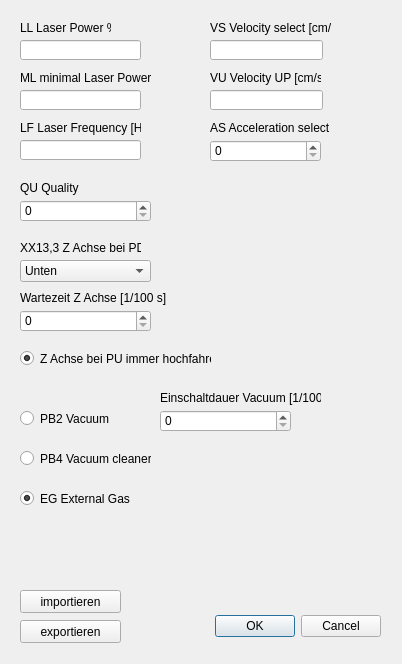
The window that QT_Schnittparameter.ui (hidbefra/PlotterWizard) describes before a commit, drawn with Qt 5.
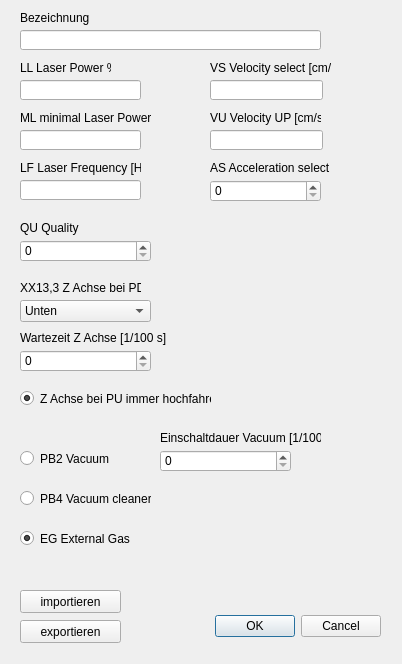
The same window after the commit.

The edit to the form file:
```diff
--- a/QT_Schnittparameter.ui
+++ b/QT_Schnittparameter.ui
@@ -33,7 +33,7 @@
    <property name="geometry">
     <rect>
      <x>20</x>
-     <y>20</y>
+     <y>60</y>
      <width>91</width>
      <height>16</height>
     </rect>
@@ -46,7 +46,7 @@
    <property name="geometry">
     <rect>
      <x>20</x>
-     <y>70</y>
+     <y>110</y>
      <width>131</width>
      <height>16</height>
     </rect>
@@ -59,7 +59,7 @@
    <property name="geometry">
     <rect>
      <x>20</x>
-     <y>40</y>
+     <y>80</y>
      <width>121</width>
      <height>20</height>
     </rect>
@@ -69,7 +69,7 @@
    <property name="geometry">
     <rect>
      <x>20</x>
-     <y>90</y>
+     <y>130</y>
      <width>121</width>
      <height>20</height>
     </rect>
@@ -79,7 +79,7 @@
    <property name="geometry">
     <rect>
      <x>20</x>
-     <y>120</y>
+     <y>160</y>
      <width>121</width>
      <height>16</height>
     </rect>
@@ -92,7 +92,7 @@
    <property name="geometry">
     <rect>
      <x>20</x>
-     <y>140</y>
+     <y>180</y>
      <width>121</width>
      <height>20</height>
     </rect>
@@ -102,7 +102,7 @@
    <property name="geometry">
     <rect>
      <x>210</x>
-     <y>20</y>
+     <y>60</y>
      <width>121</width>
      <height>16</height>
     </rect>
@@ -115,7 +115,7 @@
    <property name="geometry">
     <rect>
      <x>210</x>
-     <y>40</y>
+     <y>80</y>
      <width>113</width>
      <height>20</height>
     </rect>
@@ -125,7 +125,7 @@
    <property name="geometry">
     <rect>
      <x>210</x>
-     <y>70</y>
+     <y>110</y>
      <width>111</width>
      <height>16</height>
     </rect>
@@ -138,7 +138,7 @@
    <property name="geometry">
     <rect>
      <x>210</x>
-     <y>90</y>
+     <y>130</y>
      <width>113</width>
      <height>20</height>
     </rect>
@@ -148,7 +148,7 @@
    <property name="geometry">
     <rect>
      <x>210</x>
-     <y>120</y>
+     <y>160</y>
      <width>161</width>
      <height>16</height>
     </rect>
@@ -161,7 +161,7 @@
    <property name="geometry">
     <rect>
      <x>20</x>
-     <y>180</y>
+     <y>220</y>
      <width>61</width>
      <height>16</height>
     </rect>
@@ -174,7 +174,7 @@
    <property name="geometry">
     <rect>
      <x>210</x>
-     <y>140</y>
+     <y>180</y>
      <width>111</width>
      <height>22</height>
     </rect>
@@ -184,7 +184,7 @@
    <property name="geometry">
     <rect>
      <x>20</x>
-     <y>200</y>
+     <y>240</y>
      <width>131</width>
      <height>22</height>
     </rect>
@@ -194,7 +194,7 @@
    <property name="geometry">
     <rect>
      <x>20</x>
-     <y>410</y>
+     <y>450</y>
      <width>111</width>
      <height>17</height>
     </rect>
@@ -210,7 +210,7 @@
    <property name="geometry">
     <rect>
      <x>20</x>
-     <y>450</y>
+     <y>490</y>
      <width>131</width>
      <height>17</height>
     </rect>
@@ -229,7 +229,7 @@
    <property name="geometry">
     <rect>
      <x>20</x>
-     <y>260</y>
+     <y>300</y>
      <width>131</width>
      <height>22</height>
     </rect>
@@ -249,7 +249,7 @@
    <property name="geometry">
     <rect>
      <x>20</x>
-     <y>240</y>
+     <y>280</y>
      <width>121</width>
      <height>16</height>
     </rect>
@@ -262,7 +262,7 @@
    <property name="geometry">
     <rect>
      <x>160</x>
-     <y>410</y>
+     <y>450</y>
      <width>131</width>
      <height>22</height>
     </rect>
@@ -272,7 +272,7 @@
    <property name="geometry">
     <rect>
      <x>20</x>
-     <y>350</y>
+     <y>390</y>
      <width>191</width>
      <height>17</height>
     </rect>
@@ -291,7 +291,7 @@
    <property name="geometry">
     <rect>
      <x>20</x>
-     <y>490</y>
+     <y>530</y>
      <width>131</width>
      <height>17</height>
     </rect>
@@ -310,7 +310,7 @@
    <property name="geometry">
     <rect>
      <x>20</x>
-     <y>290</y>
+     <y>330</y>
      <width>161</width>
      <height>16</height>
     </rect>
@@ -323,7 +323,7 @@
    <property name="geometry">
     <rect>
      <x>20</x>
-     <y>310</y>
+     <y>350</y>
      <width>131</width>
      <height>22</height>
     </rect>
@@ -333,7 +333,7 @@
    <property name="geometry">
     <rect>
      <x>160</x>
-     <y>390</y>
+     <y>430</y>
      <width>161</width>
      <height>16</height>
     </rect>
@@ -368,6 +368,29 @@
     <string>exportieren</string>
    </property>
   </widget>
+  <widget class="QLabel" name="label_2">
+   <property name="geometry">
+    <rect>
+     <x>20</x>
+     <y>10</y>
+     <width>71</width>
+     <height>16</height>
+    </rect>
+   </property>
+   <property name="text">
+    <string>Bezeichnung</string>
+   </property>
+  </widget>
+  <widget class="QLineEdit" name="lineEdit_bezeichung">
+   <property name="geometry">
+    <rect>
+     <x>20</x>
+     <y>30</y>
+     <width>301</width>
+     <height>20</height>
+    </rect>
+   </property>
+  </widget>
  </widget>
  <resources/>
  <connections>
```
